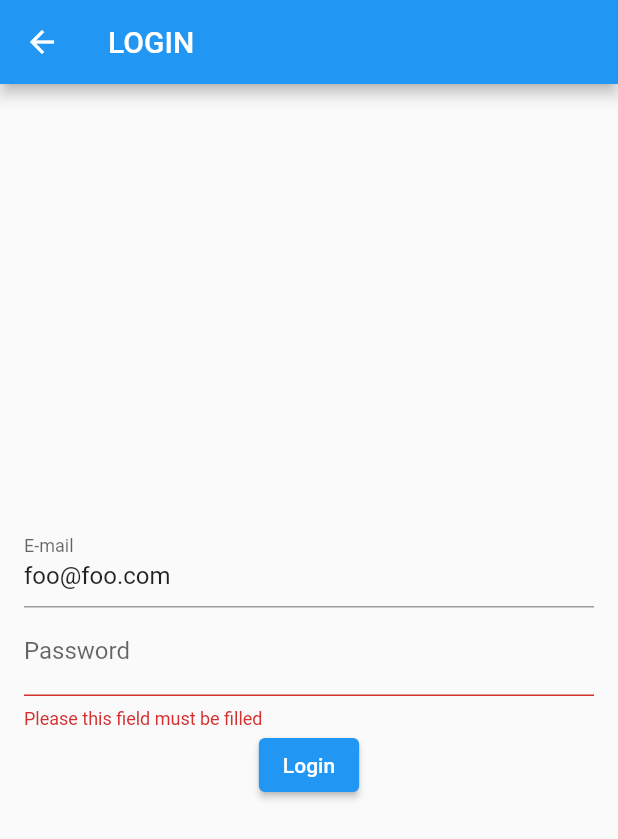
After one commit to LBSimab/Fridge, a Flutter app: the AddVote screen opened directly, after a tap on "Login", on a phone screen of 412 x 824 dp. The commit adds this screen. Shown: the top 839 px of the screen. Run offline on Flutter 3.47's test engine with Material 2 defaults, Android fonts, the phone set to English and light mode, and no system bars; our stand-ins replace floating_bottom_navigation_bar, flutter_easyloading, get.

Commit message:
Buttons Form Validation

```diff
--- a/lib/Pages/cash/cash_page.dart
+++ b/lib/Pages/cash/cash_page.dart
@@ -1,4 +1,5 @@
 import 'package:get/get.dart';
+import 'package:sidebaaar/Pages/cash/CashManagement.dart';
 import 'package:sidebaaar/Pages/cash/cash_controller.dart';
 import 'package:flutter/material.dart';
 
@@ -40,7 +41,9 @@ class CashPage extends GetView<CashController> {
         ),
         floatingActionButton: FloatingActionButton(
             child: Icon(Icons.add),
-            onPressed: (){}
+            onPressed: (){
+              Get.to(CashManagement());
+            }
         ),
       body: SafeArea(
         child: Text('cash'),
--- /dev/null
+++ b/lib/Pages/votes/AddVote.dart
@@ -0,0 +1,43 @@
+import 'package:flutter/material.dart';
+import 'package:flutter/src/widgets/framework.dart';
+import 'package:get/get.dart';
+import 'package:sidebaaar/Pages/votes/votes_controller.dart';
+
+class AddVote extends GetView<VotesController>{
+  @override
+  Widget build(BuildContext context) {
+    final VotesController controller = Get.put(VotesController());
+    //
+    return Scaffold(
+      appBar: AppBar(title: Text('LOGIN')),
+      body: Container(
+        padding: const EdgeInsets.all(16.0),
+        child: Form(
+          key: controller.loginFormKey,
+          child: Column(
+            mainAxisAlignment: MainAxisAlignment.center,
+            children: [
+              TextFormField(
+                controller: controller.emailController,
+                decoration: const InputDecoration(labelText: 'E-mail'),
+                  validator: controller.validator
+              ),
+              TextFormField(
+                controller: controller.passwordController,
+                decoration: const InputDecoration(labelText: 'Password'),
+validator: controller.validator,
+                obscureText: true,
+              ),
+              ElevatedButton(
+                child: Text('Login'),
+                onPressed: controller.login,
+              )
+            ],
+          ),
+        ),
+      ),
+    );
+
+
+  }
+}
--- a/lib/Pages/votes/votes_controller.dart
+++ b/lib/Pages/votes/votes_controller.dart
@@ -1,3 +1,52 @@
+import 'package:flutter/cupertino.dart';
 import 'package:get/get.dart';
 
-class VotesController extends GetxController{}
+
+
+class VotesController extends GetxController {
+  final loginFormKey = GlobalKey<FormState>();
+  final emailController = TextEditingController();
+  final passwordController = TextEditingController();
+
+  @override
+  void onInit() {
+    // Simulating obtaining the user name from some local storage
+    emailController.text = 'foo@foo.com';
+    super.onInit();
+  }
+
+  @override
+  void onClose() {
+    emailController.dispose();
+    passwordController.dispose();
+    super.onClose();
+  }
+
+  String? validator(String? value) {
+    if (value == null || value.isEmpty) {
+      return 'Please this field must be filled';
+    }
+    return null;
+  }
+
+  void login() {
+    if (loginFormKey.currentState!.validate()) {
+      checkUser(emailController.text, passwordController.text).then((auth) {
+        if (auth) {
+          Get.snackbar('Login', 'Login successfully');
+        } else {
+          Get.snackbar('Login', 'Invalid email or password');
+        }
+        passwordController.clear();
+      });
+    }
+  }
+
+  // Api Simulation
+  Future<bool> checkUser(String user, String password) {
+    if (user == 'foo@foo.com' && password == '123') {
+      return Future.value(true);
+    }
+    return Future.value(false);
+  }
+}
```
Also changed, not shown: lib/Pages/cash/CashManagement.dart (added, +16 -0 lines), lib/Pages/votes/votes_page.dart (+6 -1 lines).
